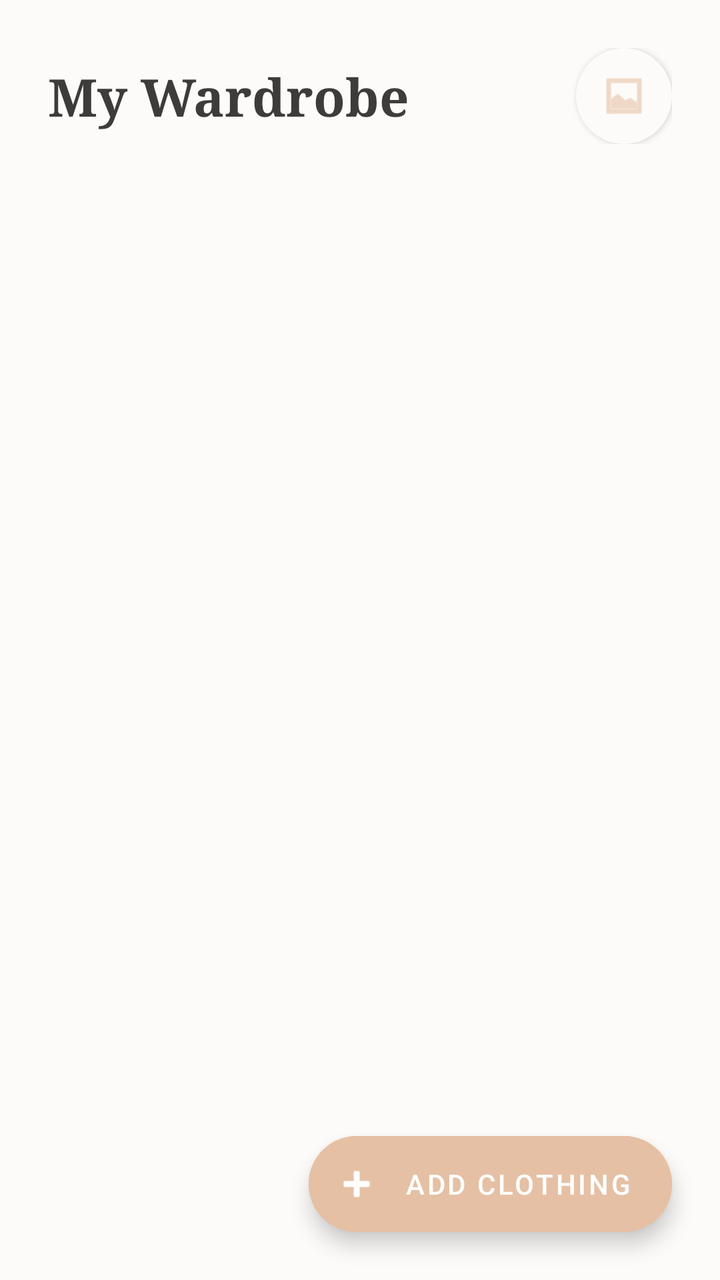
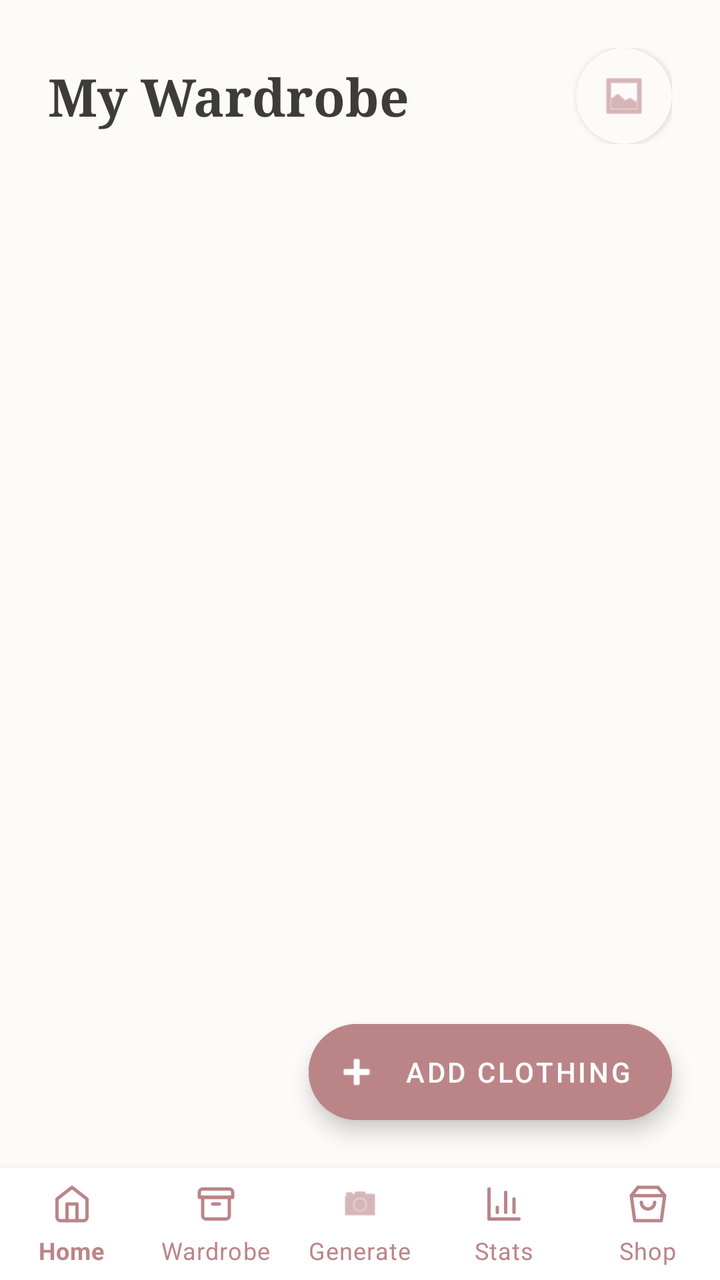

Screens rendered from an Android XML layout before and after an edit, with the pre-edit source and the edit as a unified diff.
<!-- AndroidManifest.xml: application theme Theme.OutfitStudio -->
<!-- res/layout/activity_wardrobe.xml -->
<?xml version="1.0" encoding="utf-8"?>
<androidx.constraintlayout.widget.ConstraintLayout xmlns:android="http://schemas.android.com/apk/res/android"
    xmlns:app="http://schemas.android.com/apk/res-auto"
    android:layout_width="match_parent"
    android:layout_height="match_parent"
    android:background="@color/background">

    
    <LinearLayout
        android:id="@+id/headerLayout"
        android:layout_width="match_parent"
        android:layout_height="wrap_content"
        android:orientation="horizontal"
        android:gravity="center_vertical"
        android:padding="24dp"
        app:layout_constraintTop_toTopOf="parent">

        <TextView
            android:id="@+id/tvWardrobeTitle"
            android:layout_width="0dp"
            android:layout_height="wrap_content"
            android:layout_weight="1"
            android:text="My Wardrobe"
            android:textSize="26sp"
            android:fontFamily="serif"
            android:textStyle="bold"
            android:textColor="@color/on_background" />

        <ImageView
            android:layout_width="48dp"
            android:layout_height="48dp"
            android:src="@android:drawable/ic_menu_gallery"
            app:tint="@color/primary"
            android:background="@drawable/bg_button_rounded"
            android:backgroundTint="@color/secondary"
            android:padding="12dp"
            android:elevation="2dp" />
    </LinearLayout>

    <HorizontalScrollView
        android:id="@+id/svCategories"
        android:layout_width="match_parent"
        android:layout_height="wrap_content"
        android:scrollbars="none"
        android:layout_marginTop="8dp"
        app:layout_constraintTop_toBottomOf="@id/headerLayout">
        
        <com.google.android.material.chip.ChipGroup
            android:id="@+id/cgCategories"
            android:layout_width="wrap_content"
            android:layout_height="wrap_content"
            app:singleSelection="true"
            app:selectionRequired="true"
            android:paddingHorizontal="16dp">
            
        </com.google.android.material.chip.ChipGroup>
    </HorizontalScrollView>

    <androidx.recyclerview.widget.RecyclerView
        android:id="@+id/rvWardrobe"
        android:layout_width="match_parent"
        android:layout_height="0dp"
        android:padding="8dp"
        android:clipToPadding="false"
        app:layout_constraintTop_toBottomOf="@id/svCategories"
        app:layout_constraintBottom_toBottomOf="parent" />

    <LinearLayout
        android:id="@+id/llEmptyState"
        android:layout_width="match_parent"
        android:layout_height="wrap_content"
        android:orientation="vertical"
        android:gravity="center"
        android:visibility="gone"
        app:layout_constraintTop_toBottomOf="@id/svCategories"
        app:layout_constraintBottom_toBottomOf="parent">
        
        <TextView
            android:layout_width="wrap_content"
            android:layout_height="wrap_content"
            android:text="Your wardrobe is empty."
            android:textSize="18sp"
            android:textColor="@color/text_hint" />
    </LinearLayout>

    <ProgressBar
        android:id="@+id/progressBar"
        android:layout_width="wrap_content"
        android:layout_height="wrap_content"
        android:visibility="gone"
        app:layout_constraintTop_toTopOf="parent"
        app:layout_constraintBottom_toBottomOf="parent"
        app:layout_constraintStart_toStartOf="parent"
        app:layout_constraintEnd_toEndOf="parent" />

    <com.google.android.material.floatingactionbutton.ExtendedFloatingActionButton
        android:id="@+id/fabAddClothing"
        android:layout_width="wrap_content"
        android:layout_height="wrap_content"
        android:text="Add Clothing"
        app:icon="@android:drawable/ic_input_add"
        android:textColor="@color/on_primary"
        android:backgroundTint="@color/primary"
        app:layout_constraintBottom_toBottomOf="parent"
        app:layout_constraintEnd_toEndOf="parent"
        android:layout_margin="24dp" />

</androidx.constraintlayout.widget.ConstraintLayout>
<!-- resources referenced by this layout -->
<resources>
  <color name="background">#FDFBF9</color>
  <color name="on_background">#3E3C3A</color>
  <color name="on_primary">#FFFFFF</color>
  <color name="primary">#E5C0A4</color>
  <color name="secondary">#FDFBF9</color>
  <color name="text_hint">#A09D9B</color>
  <!-- drawable bg_button_rounded (drawable) -->
  <?xml version="1.0" encoding="utf-8"?>
  <shape xmlns:android="http://schemas.android.com/apk/res/android"
      android:shape="rectangle">
      <solid android:color="@color/primary"/>
      <corners android:radius="24dp"/>
  </shape>
  <style name="Theme.OutfitStudio" parent="Theme.MaterialComponents.Light.NoActionBar">
          <item name="android:textColor">@color/on_background</item>
          <item name="android:textColorHint">@color/text_hint</item>
          
          <item name="colorPrimary">@color/primary</item>
          <item name="colorPrimaryVariant">@color/primary_variant</item>
          <item name="colorOnPrimary">@color/on_primary</item>
          
          <item name="colorSecondary">@color/primary</item>
          <item name="colorSecondaryVariant">@color/primary_variant</item>
          <item name="colorOnSecondary">@color/on_primary</item>
          
          <item name="android:colorBackground">@color/background</item>
          <item name="colorSurface">@color/surface</item>
          
          <item name="android:statusBarColor">@color/background</item>
          <item name="android:windowLightStatusBar">true</item>
      </style>
  <color name="primary_variant">#D8A58B</color>
  <color name="surface">#FFFFFF</color>
</resources>

<!-- the commit's change to res/layout/activity_wardrobe.xml (unified diff, before → after) -->
@@ -63,7 +63,7 @@
         android:padding="8dp"
         android:clipToPadding="false"
         app:layout_constraintTop_toBottomOf="@id/svCategories"
-        app:layout_constraintBottom_toBottomOf="parent" />
+        app:layout_constraintBottom_toTopOf="@+id/bottomNavigation" />
 
     <LinearLayout
         android:id="@+id/llEmptyState"
@@ -73,7 +73,7 @@
         android:gravity="center"
         android:visibility="gone"
         app:layout_constraintTop_toBottomOf="@id/svCategories"
-        app:layout_constraintBottom_toBottomOf="parent">
+        app:layout_constraintBottom_toTopOf="@+id/bottomNavigation">
         
         <TextView
             android:layout_width="wrap_content"
@@ -89,7 +89,7 @@
         android:layout_height="wrap_content"
         android:visibility="gone"
         app:layout_constraintTop_toTopOf="parent"
-        app:layout_constraintBottom_toBottomOf="parent"
+        app:layout_constraintBottom_toTopOf="@+id/bottomNavigation"
         app:layout_constraintStart_toStartOf="parent"
         app:layout_constraintEnd_toEndOf="parent" />
 
@@ -101,8 +101,24 @@
         app:icon="@android:drawable/ic_input_add"
         android:textColor="@color/on_primary"
         android:backgroundTint="@color/primary"
-        app:layout_constraintBottom_toBottomOf="parent"
+        app:layout_constraintBottom_toTopOf="@+id/bottomNavigation"
         app:layout_constraintEnd_toEndOf="parent"
         android:layout_margin="24dp" />
 
+
+    <com.google.android.material.bottomnavigation.BottomNavigationView
+        android:id="@+id/bottomNavigation"
+        app:itemIconSize="20dp"
+        android:layout_width="match_parent"
+        android:layout_height="wrap_content"
+        app:layout_constraintBottom_toBottomOf="parent"
+        app:layout_constraintStart_toStartOf="parent"
+        app:layout_constraintEnd_toEndOf="parent"
+        android:layout_alignParentBottom="true"
+        app:menu="@menu/bottom_nav"
+        app:itemIconTint="@color/primary"
+        app:itemTextColor="@color/primary"
+        android:background="@color/surface"
+        app:labelVisibilityMode="labeled"
+        android:elevation="16dp"/>
 </androidx.constraintlayout.widget.ConstraintLayout>
<!-- resource entries referenced after the edit -->
@@ -3,7 +3,7 @@
   <color name="background">#FDFBF9</color>
   <color name="on_background">#3E3C3A</color>
   <color name="on_primary">#FFFFFF</color>
-  <color name="primary">#E5C0A4</color>
+  <color name="primary">#BB8588</color>
   <color name="secondary">#FDFBF9</color>
   <color name="text_hint">#A09D9B</color>
   <!-- drawable bg_button_rounded (drawable) -->
@@ -31,7 +31,7 @@
           <item name="android:statusBarColor">@color/background</item>
           <item name="android:windowLightStatusBar">true</item>
       </style>
-  <color name="primary_variant">#D8A58B</color>
+  <color name="primary_variant">#BB8588</color>
   <color name="surface">#FFFFFF</color>
 </resources>
 
